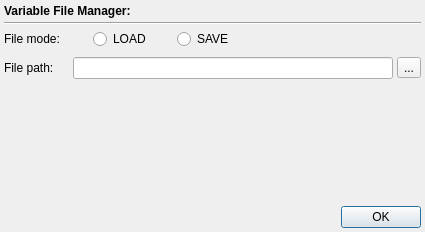
First picture: the form in designer/high/filemanager.ui, repository DTOcean/dtocean-app, before the edit.
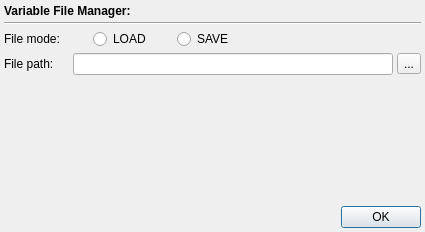
Second picture: the form after the edit.

Commit message: Clear the path edit for filemanager on load and save

The edit to the form file:
```diff
--- a/designer/high/filemanager.ui
+++ b/designer/high/filemanager.ui
@@ -135,22 +135,6 @@
      </item>
     </layout>
    </item>
-   <item>
-    <spacer name="verticalSpacer_2">
-     <property name="orientation">
-      <enum>Qt::Vertical</enum>
-     </property>
-     <property name="sizeType">
-      <enum>QSizePolicy::Fixed</enum>
-     </property>
-     <property name="sizeHint" stdset="0">
-      <size>
-       <width>20</width>
-       <height>4</height>
-      </size>
-     </property>
-    </spacer>
-   </item>
    <item>
     <layout class="QHBoxLayout" name="horizontalLayout_2">
      <item>
```
The commit also changes 2 other files.
